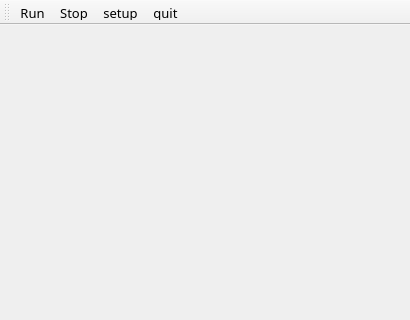
Qt form so2sdr-bandmap/bandmap.ui (n4ogw/so2sdr) before a commit; both pictures show x 0 to 410 and y 0 to 320 of the 410 by 587 pixel window.
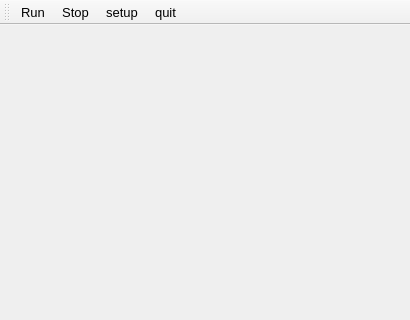
The same form after that commit. Icons and pictures are not drawn. Custom widgets are drawn as their Qt base class.

Diff of the .ui file:
```diff
--- a/so2sdr-bandmap/bandmap.ui
+++ b/so2sdr-bandmap/bandmap.ui
@@ -30,7 +30,6 @@
   </property>
   <property name="font">
    <font>
-    <family>Sans</family>
     <pointsize>10</pointsize>
    </font>
   </property>
@@ -180,7 +179,6 @@
    </property>
    <property name="font">
     <font>
-     <family>Sans</family>
      <pointsize>10</pointsize>
     </font>
    </property>
@@ -211,7 +209,6 @@
    </property>
    <property name="font">
     <font>
-     <family>Sans</family>
      <pointsize>10</pointsize>
     </font>
    </property>
@@ -229,7 +226,6 @@
    </property>
    <property name="font">
     <font>
-     <family>Sans</family>
      <pointsize>10</pointsize>
     </font>
    </property>
@@ -247,7 +243,6 @@
    </property>
    <property name="font">
     <font>
-     <family>Sans</family>
      <pointsize>10</pointsize>
     </font>
    </property>
@@ -265,7 +260,6 @@
    </property>
    <property name="font">
     <font>
-     <family>Sans</family>
      <pointsize>10</pointsize>
     </font>
    </property>
```
Left out of the diff: 3 changed lines with no effect on the pictures.
